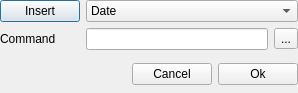
Before: the Qt Designer form data/ui/CommandDialog.ui in eu21/remindor-qt, drawn with Qt 5.
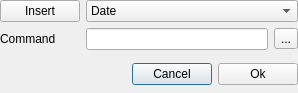
After: the same form once the commit is applied. Icons and pictures are not drawn.

Commit message: Fixed tab ordering in dialogs

Patch:
```diff
--- a/data/ui/CommandDialog.ui
+++ b/data/ui/CommandDialog.ui
@@ -159,6 +159,9 @@
           <normaloff/>
          </iconset>
         </property>
+        <property name="default">
+         <bool>true</bool>
+        </property>
        </widget>
       </item>
       <item>
```
Left out of the diff: 8 changed lines with no effect on the pictures. The commit also changes 5 other files.
